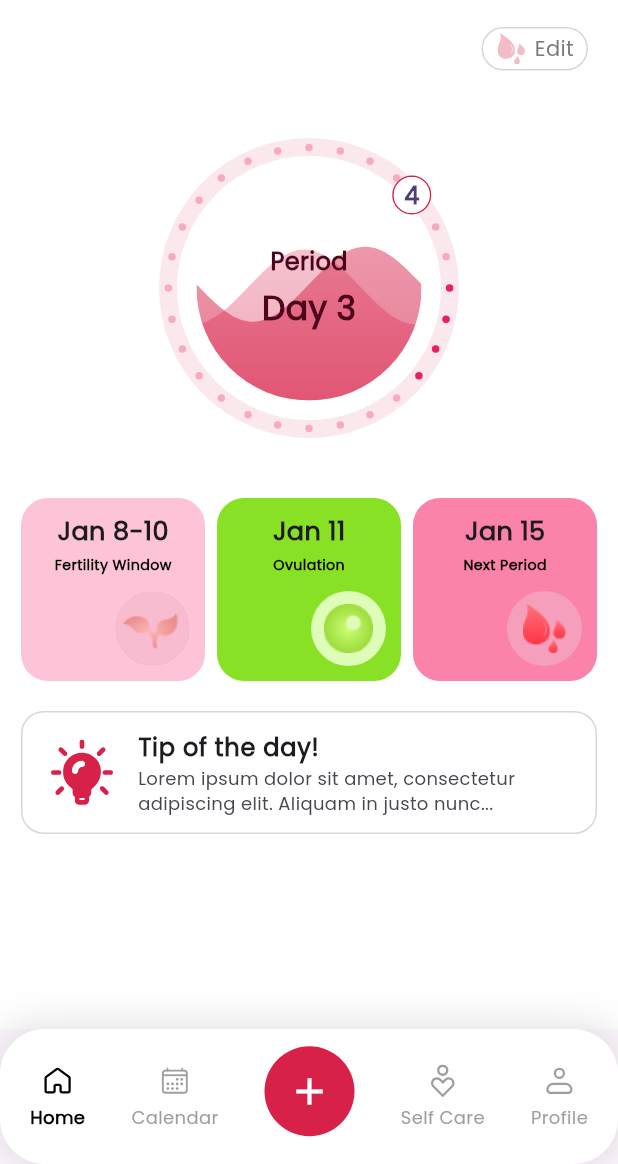
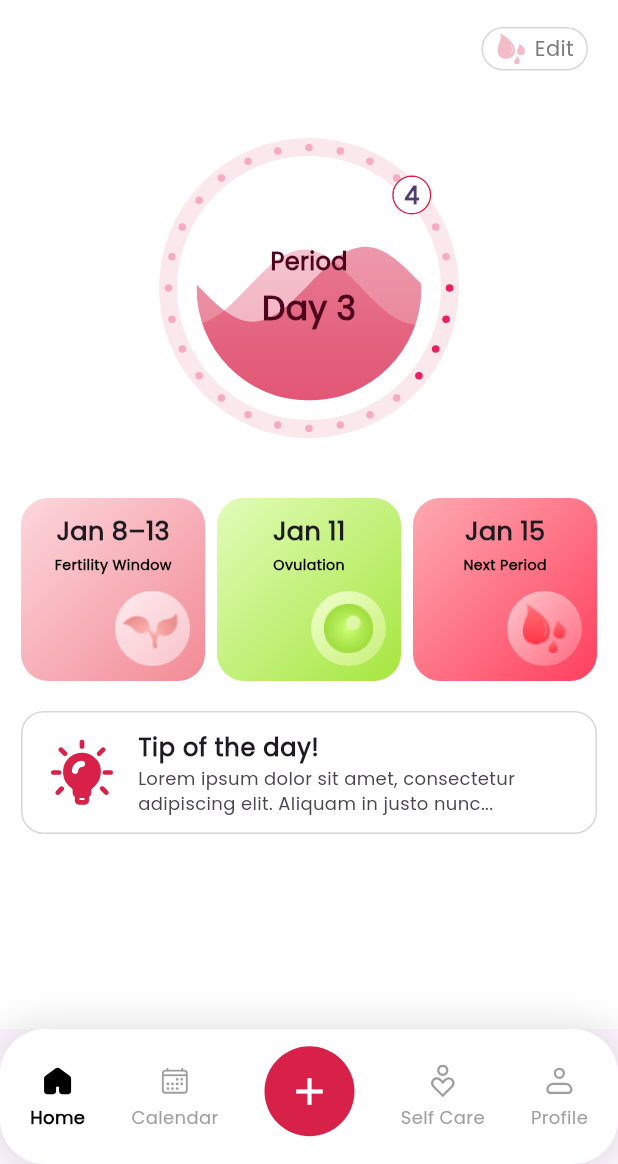
Before and after one commit to MuhammadHassan0184/Flora_Heart, a Flutter app: the MainScreen screen opened by its route, on a phone screen of 412 x 824 dp, the part 72-1236 px from its top. Run offline on Flutter 3.47's test engine with Material 3 defaults, Android fonts, the phone set to English and light mode, and no system bars; drawn by our look-alikes of wave; our stand-ins replace flutter_svg, get, google_fonts, share_plus.

Commit message:
navbar fill icon on tap or datecards color update..

```diff
--- a/lib/View/DashBoard/home_screen.dart
+++ b/lib/View/DashBoard/home_screen.dart
@@ -170,15 +170,18 @@ class _HomeScreenState extends State<HomeScreen>
                           gradients: [
                             [
                               AppColors.primary.withOpacity(0.6),
-                              AppColors.primary.withOpacity(0.4)
+                              AppColors.primary.withOpacity(0.4),
                             ],
                             [
                               AppColors.primary.withOpacity(0.4),
-                              AppColors.primary.withOpacity(0.2)
+                              AppColors.primary.withOpacity(0.2),
                             ],
                           ],
                           durations: [5000, 7000],
-                          heightPercentages: [0.5 * _waveProgress, 0.52 * _waveProgress],
+                          heightPercentages: [
+                            0.5 * _waveProgress,
+                            0.52 * _waveProgress,
+                          ],
                         ),
                         backgroundColor: Colors.white,
                         waveAmplitude: 15,
--- a/lib/View/Widgets/custom_date_card.dart
+++ b/lib/View/Widgets/custom_date_card.dart
@@ -3,16 +3,16 @@ import 'package:flutter/material.dart';
 class DateCard extends StatelessWidget {
   final String date;
   final String label;
-  final Color backgroundColor;
-  final Color circleColor;
+  final List<Color> gradientColors;
+  final List<Color> circleGradient;
   final Widget icon;
 
   const DateCard({
     super.key,
     required this.date,
     required this.label,
-    required this.backgroundColor,
-    required this.circleColor,
+    required this.gradientColors,
+    required this.circleGradient,
     required this.icon,
   });
 
@@ -23,7 +23,12 @@ class DateCard extends StatelessWidget {
         padding: const EdgeInsets.all(10),
         margin: const EdgeInsets.symmetric(horizontal: 4),
         decoration: BoxDecoration(
-          color: backgroundColor,
+          // color: backgroundColor,
+          gradient: LinearGradient(
+            begin: Alignment.topLeft,
+            end: Alignment.bottomRight,
+            colors: gradientColors,
+          ),
           borderRadius: BorderRadius.circular(18),
         ),
         child: Column(
@@ -50,7 +55,12 @@ class DateCard extends StatelessWidget {
                   height: 50,
                   decoration: BoxDecoration(
                     shape: BoxShape.circle,
-                    color: circleColor,
+                    // color: circleColor,
+                    gradient: LinearGradient(
+                      begin: Alignment.topLeft,
+                      end: Alignment.bottomRight,
+                      colors: circleGradient,
+                    ),
                   ),
                   child: icon,
                 ),
@@ -70,25 +80,34 @@ class DatesRow extends StatelessWidget {
   Widget build(BuildContext context) {
     return Row(
       children: [
-        const DateCard(
-          date: "Jan 8-10",
+        DateCard(
+          date: "Jan 8–13",
           label: "Fertility Window",
-          backgroundColor: Color(0xFFFCC4D6),
-          circleColor: Color(0xFFF59FBC),
-          icon: Image(image: AssetImage("assets/pinkleave.png")),
+          gradientColors: [
+            Color(0xFFFDD7DD), // soft top pink
+            Color(0xFFF28A95), // darker bottom pink
+          ],
+          circleGradient: [Color(0xFFFDE2E6), Color(0xFFF6AAB5)],
+          icon: Image.asset("assets/pinkleave.png"),
         ),
-        const DateCard(
+        DateCard(
           date: "Jan 11",
           label: "Ovulation",
-          backgroundColor: Color(0xFF89E125),
-          circleColor: Color(0xFFDDFDB9),
-          icon: Image(image: AssetImage("assets/greencircle.png")),
+          gradientColors: [
+            Color(0xFFE1FCB9), // light green
+            Color(0xFFA6E63F), // darker green
+          ],
+          circleGradient: [Color(0xFFEFFFCC), Color(0xFFC9F079)],
+          icon: Image.asset("assets/greencircle.png"),
         ),
         DateCard(
           date: "Jan 15",
           label: "Next Period",
-          backgroundColor: const Color(0xFFFB82A8),
-          circleColor: const Color(0xFFF59FBC),
+          gradientColors: [
+            Color(0xFFFDAAB1), // light red
+            Color(0xFFFF3F5E), // darker red
+          ],
+          circleGradient: [Color(0xFFFFC6CD), Color(0xFFFF6B80)],
           icon: Image.asset("assets/drops.png"),
         ),
       ],
--- a/lib/View/Widgets/custom_navbar.dart
+++ b/lib/View/Widgets/custom_navbar.dart
@@ -38,17 +38,42 @@ class CustomBottomBar extends StatelessWidget {
       child: Row(
         mainAxisAlignment: MainAxisAlignment.spaceBetween,
         children: [
-          _navItem("assets/home.svg", "Home", 0),
-          _navItem("assets/calendar.svg", "Calendar", 1),
+          _navItem(
+            normalIcon: "assets/home.svg",
+            selectedIcon: "assets/homedark.svg",
+            label: "Home",
+            index: 0,
+          ),
+          _navItem(
+            normalIcon: "assets/calendar.svg",
+            selectedIcon: "assets/calendardark.svg",
+            label: "Calendar",
+            index: 1,
+          ),
           _centerButton(),
-          _navItem("assets/selfcare.svg", "Self Care", 2),
-          _navItem("assets/profile.svg", "Profile", 3),
+          _navItem(
+            normalIcon: "assets/selfcare.svg",
+            selectedIcon: "assets/selfcaredark.svg",
+            label: "Self Care",
+            index: 2,
+          ),
+          _navItem(
+            normalIcon: "assets/profile.svg",
+            selectedIcon: "assets/profiledark.svg",
+            label: "Profile",
+            index: 3,
+          ),
         ],
       ),
     );
   }
 
-  Widget _navItem(String iconPath, String label, int index) {
+  Widget _navItem({
+    required String normalIcon,
+    required String selectedIcon,
+    required String label,
+    required int index,
+  }) {
     bool isSelected = selectedIndex == index;
 
     return GestureDetector(
@@ -57,14 +82,14 @@ class CustomBottomBar extends StatelessWidget {
         mainAxisAlignment: MainAxisAlignment.center,
         children: [
           SvgPicture.asset(
-            iconPath,
+            isSelected ? selectedIcon : normalIcon,
             width: 24,
             height: 24,
             color: isSelected
                 ? Colors.black
                 : Colors.grey, // optional color tint
           ),
-          SizedBox(height: 4),
+          const SizedBox(height: 4),
           Text(
             label,
             style: TextStyle(
--- a/lib/main.dart
+++ b/lib/main.dart
@@ -17,13 +17,12 @@ class MyApp extends StatelessWidget {
     return GetMaterialApp(
       title: 'Flutter Demo',
       debugShowCheckedModeBanner: false,
+
       // home: SplashScreen(),
-
-      initialRoute: AppRoutesName.splash, // 👈 start from splash
-
+      initialRoute: AppRoutesName.splash, // start from splash
 
       theme: ThemeData(
-         fontFamily: 'Poppins',
+        fontFamily: 'Poppins',
         textTheme: GoogleFonts.poppinsTextTheme(),
         colorScheme: ColorScheme.fromSeed(seedColor: Colors.deepPurple),
       ),
```
Also changed, not shown: assets/calendardark.svg (added), assets/homedark.svg (added), assets/profiledark.svg (added), assets/selfcaredark.svg (added).
